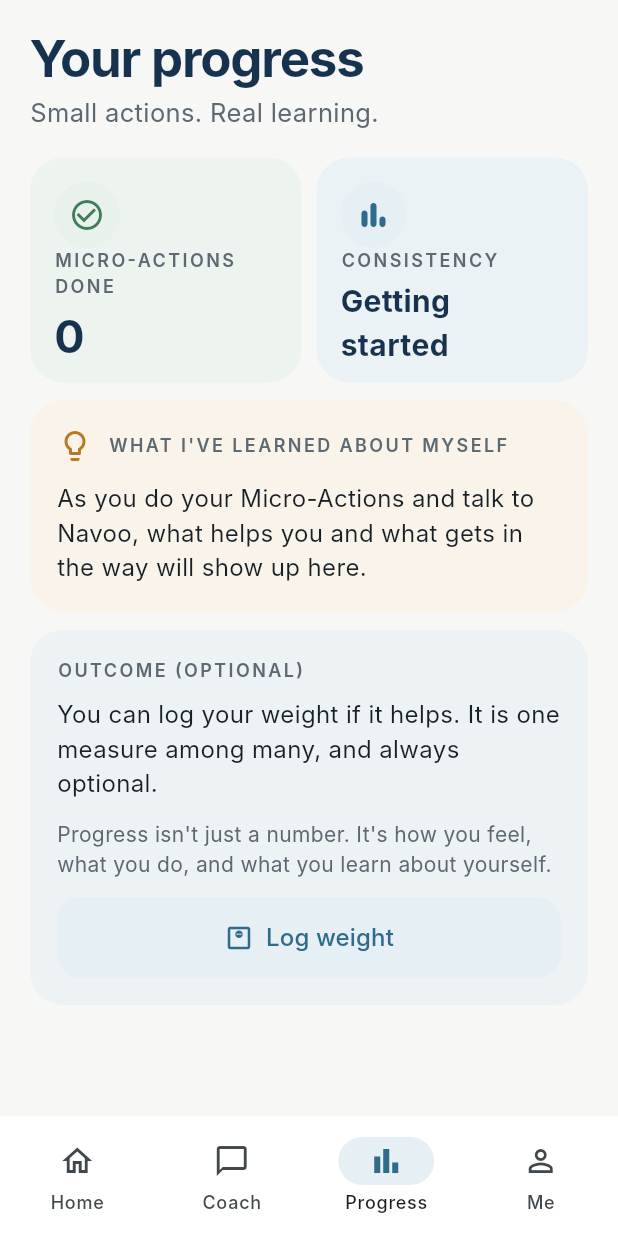
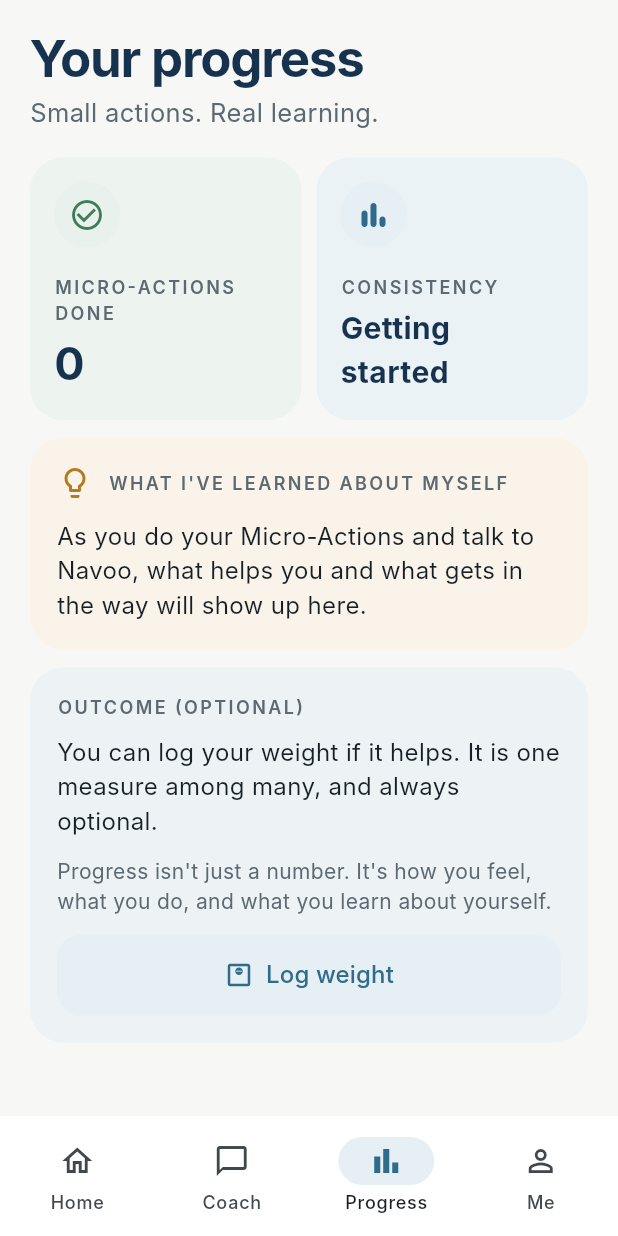
Before and after one commit to bhansid/navooapk, a Flutter app: the MainShell screen opened directly, item 3 of the bottom bar chosen, on a phone screen of 412 x 824 dp. Run offline on Flutter 3.47's test engine with Material 3 defaults, Android fonts, the phone set to English and light mode, and no system bars; our stand-ins replace flutter_local_notifications, image_picker, pdf, printing, share_plus, shared_preferences and 2 more; missing offline and left inert: add_2_calendar, gal; accounts and stored records are empty; network calls fail.

Commit message:
Progress: stat tiles grow with their label (fixes overflow found by the journey test)
Co-Authored-By: Claude Opus 5.5 <noreply@anthropic.com>
Claude-Session: https://claude.ai/code/session_01Gj6qZJsmjz2VJ5fsKb2gmR

```diff
--- a/app/lib/screens/progress.dart
+++ b/app/lib/screens/progress.dart
@@ -90,11 +90,12 @@ class _ProgressTabState extends State<ProgressTab> {
         const SizedBox(height: 6),
         const Text('Small actions. Real learning.', style: T.sub),
         const SizedBox(height: 18),
-        Row(children: [
+        IntrinsicHeight(
+            child: Row(crossAxisAlignment: CrossAxisAlignment.stretch, children: [
           Expanded(child: _Stat(icon: Icons.check_circle_outline, tint: NC.sageTint, color: NC.success, label: 'Micro-Actions done', value: '${s.done.length}')),
           const SizedBox(width: 10),
           Expanded(child: _Stat(icon: Icons.bar_chart_rounded, tint: NC.blueTint, color: NC.blue, label: 'Consistency', value: consistency)),
-        ]),
+        ])),
         const SizedBox(height: 12),
         if (lastDone != null) ...[
           InfoCard(
@@ -213,12 +214,12 @@ class _Stat extends StatelessWidget {
   const _Stat({required this.icon, required this.tint, required this.color, required this.label, required this.value});
   @override
   Widget build(BuildContext context) => Container(
-        height: 150,
+        constraints: const BoxConstraints(minHeight: 150),
         padding: const EdgeInsets.all(16),
         decoration: BoxDecoration(color: tint.withValues(alpha: 0.7), borderRadius: BorderRadius.circular(22)),
-        child: Column(crossAxisAlignment: CrossAxisAlignment.start, children: [
+        child: Column(mainAxisSize: MainAxisSize.min, crossAxisAlignment: CrossAxisAlignment.start, children: [
           Container(width: 44, height: 44, decoration: BoxDecoration(color: tint, shape: BoxShape.circle), child: Icon(icon, color: color)),
-          const Spacer(),
+          const SizedBox(height: 18),
           Text(label.toUpperCase(), style: T.label),
           const SizedBox(height: 4),
           Text(value, style: TextStyle(fontSize: value.length > 6 ? 20 : 30, fontWeight: FontWeight.w700, color: NC.navy)),
```
